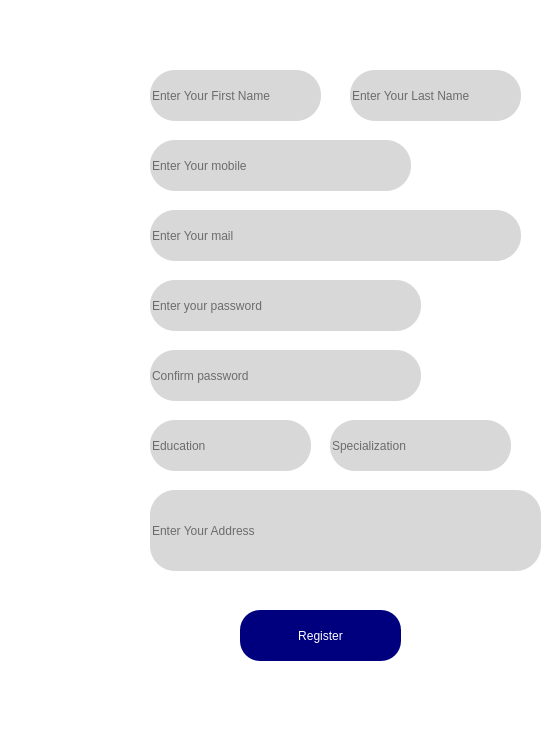
Before: the Qt Designer form frontend/trailregister.ui in rushii1192/covid-mgmt, drawn with Qt 5; both pictures show x 410 to 967 and y 0 to 740 of the 967 by 740 pixel window.
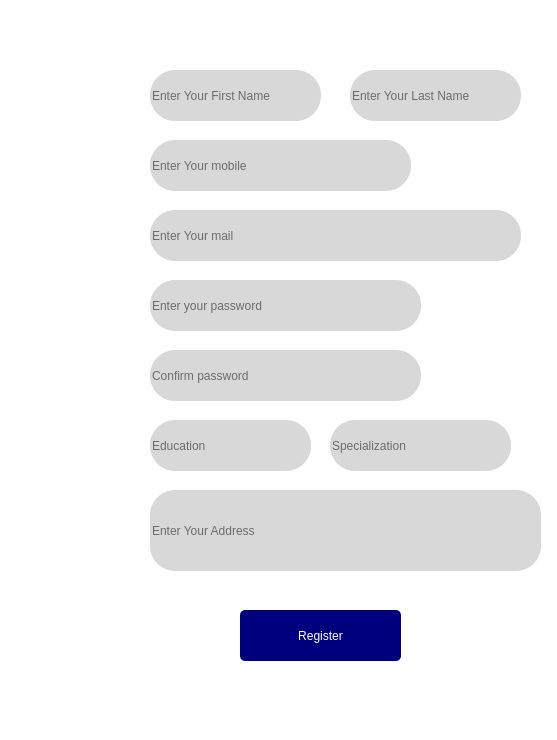
After: the same form once the commit is applied. Icons and pictures are not drawn.

```diff
--- a/frontend/trailregister.ui
+++ b/frontend/trailregister.ui
@@ -208,7 +208,7 @@
     <property name="styleSheet">
      <string notr="true">color: rgb(255, 255, 255);
 background-color: rgb(0, 0, 127);
-border-radius: 20px;
+border-radius:5px;
 font: 16pt &quot;Segoe UI&quot;;</string>
     </property>
     <property name="text">
@@ -218,7 +218,7 @@
    <widget class="QLabel" name="label_2">
     <property name="geometry">
      <rect>
-      <x>490</x>
+      <x>500</x>
       <y>70</y>
       <width>51</width>
       <height>51</height>
```
